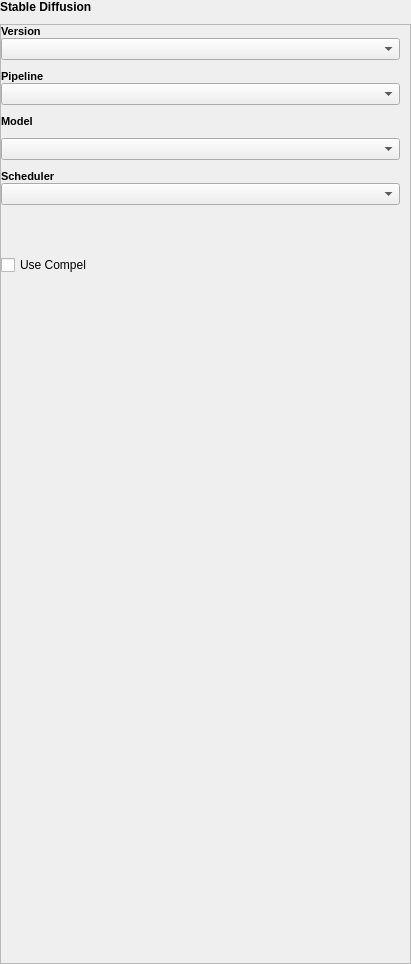
Qt form src/airunner/widgets/stablediffusion/templates/stable_diffusion_settings.ui (Capsize-Games/airunner) before a commit.
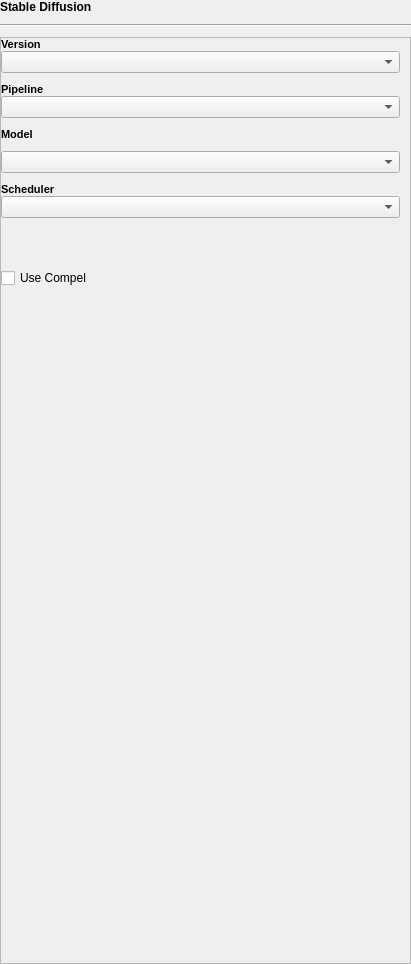
The same form after that commit. Custom widgets are drawn as their Qt base class.

Commit message: add missing horizontal lines and make header label bold for each settings widget

Diff of the .ui file:
```diff
--- a/src/airunner/widgets/stablediffusion/templates/stable_diffusion_settings.ui
+++ b/src/airunner/widgets/stablediffusion/templates/stable_diffusion_settings.ui
@@ -38,7 +38,7 @@
    <property name="verticalSpacing">
     <number>10</number>
    </property>
-   <item row="1" column="0">
+   <item row="2" column="0">
     <widget class="QScrollArea" name="scrollArea">
      <property name="widgetResizable">
       <bool>true</bool>
@@ -49,7 +49,7 @@
         <x>0</x>
         <y>0</y>
         <width>409</width>
-        <height>935</height>
+        <height>922</height>
        </rect>
       </property>
       <layout class="QGridLayout" name="gridLayout">
@@ -483,6 +483,13 @@
      </property>
     </widget>
    </item>
+   <item row="1" column="0">
+    <widget class="Line" name="line">
+     <property name="orientation">
+      <enum>Qt::Orientation::Horizontal</enum>
+     </property>
+    </widget>
+   </item>
   </layout>
  </widget>
  <customwidgets>
```
The commit also changes 11 other files.
